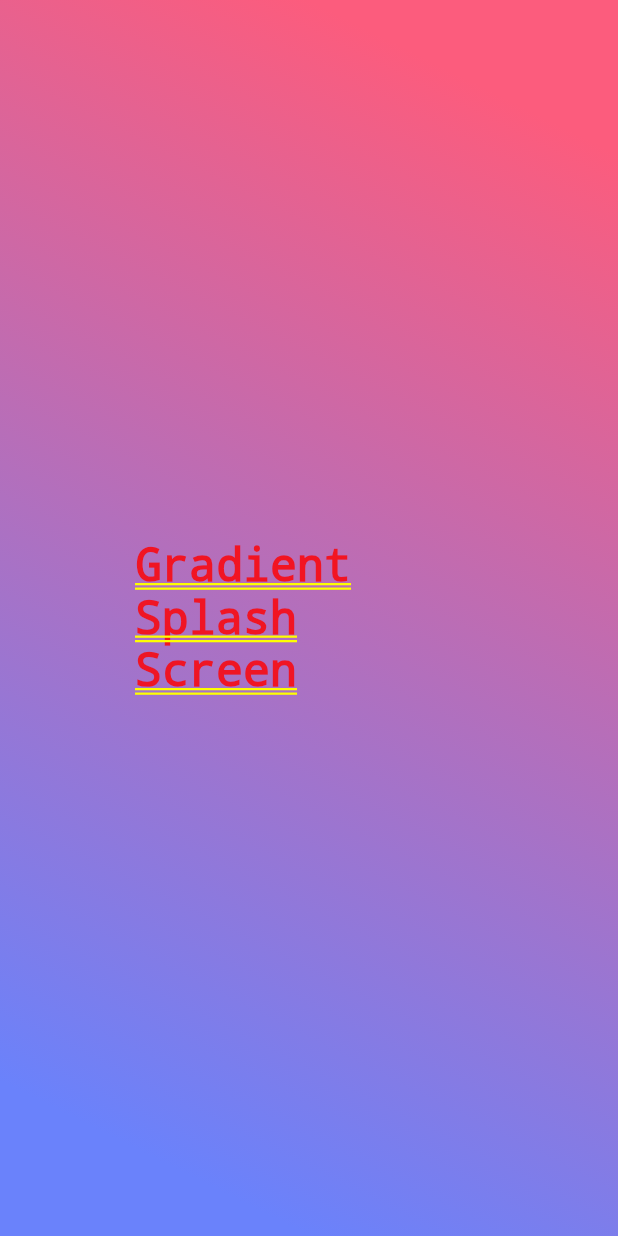
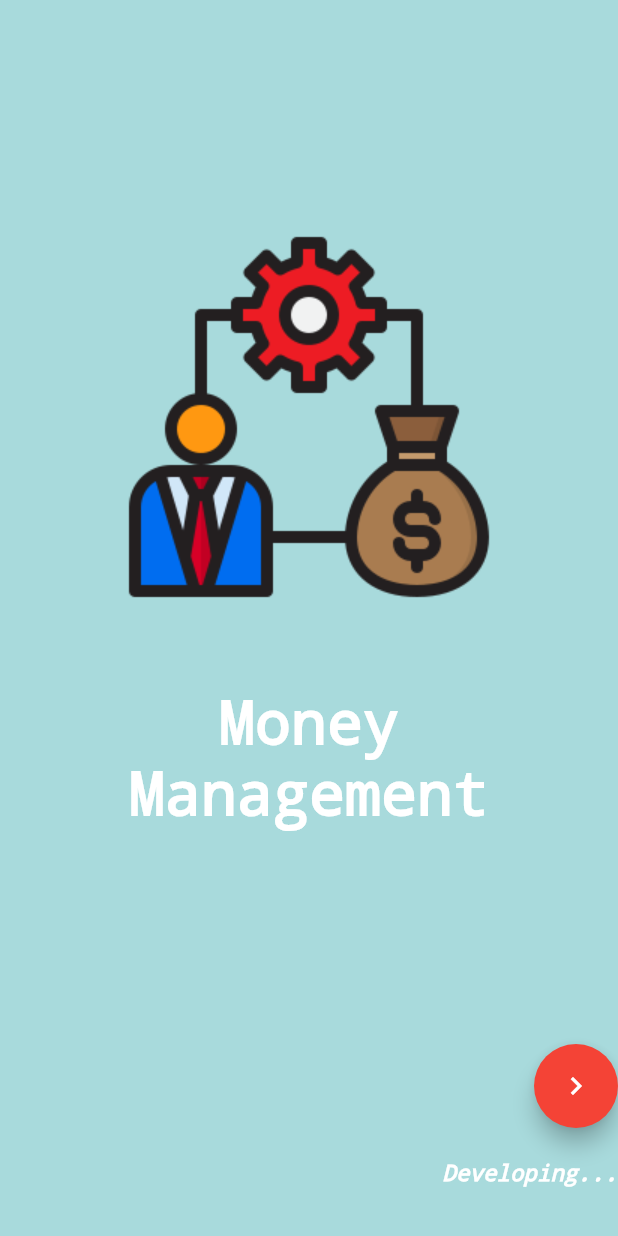
Before and after one commit to hieuvts/money_manager, a Flutter app: the screen it shows after launch, on a phone screen of 412 x 824 dp. Run offline on Flutter 3.47's test engine with Material 2 defaults, Android fonts, the phone set to English and light mode, and no system bars.

Commit message:
#2 Splash Screen + Upload images assets
Thiết kế phần màn hình splash.
Thêm vào một số icon từ flaticon.com

```diff
--- a/lib/main.dart
+++ b/lib/main.dart
@@ -17,24 +17,3 @@ class MyApp extends StatelessWidget {
     );
   }
 }
-
-class MyHomePage extends StatefulWidget {
-  MyHomePage({Key key, this.title}) : super(key: key);
-  final String title;
-  @override
-  _MyHomePageState createState() => _MyHomePageState();
-}
-
-class _MyHomePageState extends State<MyHomePage> {
-  @override
-  Widget build(BuildContext context) {
-    return Scaffold(
-      appBar: AppBar(
-        title: Text(widget.title),
-      ),
-      body: Center(
-        child: Text("Home page"),
-      ),
-    );
-  }
-}
--- /dev/null
+++ b/lib/ui/home/homeScreen.dart
@@ -0,0 +1,21 @@
+import 'package:flutter/material.dart';
+import 'package:flutter/widgets.dart';
+
+class HomeScreen extends StatefulWidget {
+  @override
+  _HomeScreenState createState() => _HomeScreenState();
+}
+
+class _HomeScreenState extends State<HomeScreen> {
+  @override
+  Widget build(BuildContext context) {
+    return Scaffold(
+      appBar: AppBar(
+        title: Text("Money Management"),
+      ),
+      body: Center(
+        child: Text("Home page"),
+      ),
+    );
+  }
+}
--- a/lib/ui/modules/splash/splashScreen.dart
+++ b/lib/ui/modules/splash/splashScreen.dart
@@ -1,4 +1,6 @@
+import 'package:flutter/material.dart';
 import 'package:flutter/widgets.dart';
+import 'package:money_manager/ui/home/homeScreen.dart';
 
 class SplashScreen extends StatefulWidget {
   @override
@@ -9,19 +11,67 @@ class _SplashScreenState extends State<SplashScreen> {
   @override
   Widget build(BuildContext context) {
     return Container(
-      alignment: Alignment.center,
-      decoration: new BoxDecoration(
-        gradient: new LinearGradient(
-          begin: Alignment.topRight,
-          end: Alignment.bottomLeft,
-          stops: [0.1, 0.9],
-          colors: [Color(0xFFFC5C7D), Color(0xFF6A82FB)],
-        ),
-      ),
-      padding: EdgeInsets.symmetric(horizontal: 90.0),
-      child: Text(
-        "Gradient Splash Screen",
-        style: TextStyle(fontSize: 30, fontStyle: FontStyle.normal),
+      color: Color(0xFFA8DADC),
+      child: Column(
+        mainAxisAlignment: MainAxisAlignment.start,
+        children: <Widget>[
+          Row(
+            children: [SizedBox(height: 150)],
+          ),
+          Row(
+            mainAxisAlignment: MainAxisAlignment.center,
+            children: [
+              Container(
+                child: new Image.asset(
+                  "images/splash_logo.png",
+                  fit: BoxFit.fill,
+                ),
+              )
+            ],
+          ),
+          Row(
+            mainAxisAlignment: MainAxisAlignment.center,
+            children: [
+              SizedBox(height: 200),
+              Text(
+                "Money\nManagement",
+                style: TextStyle(
+                    decoration: TextDecoration.none,
+                    fontSize: 40,
+                    color: Colors.white),
+                textAlign: TextAlign.center,
+              )
+            ],
+          ),
+          Row(
+            children: [SizedBox(height: 90)],
+          ),
+          Row(mainAxisAlignment: MainAxisAlignment.end, children: [
+            FloatingActionButton(
+                child: Icon(Icons.navigate_next),
+                backgroundColor: Colors.red,
+                onPressed: () {
+                  Navigator.pushReplacement(context,
+                      MaterialPageRoute(builder: (context) => HomeScreen()));
+                })
+          ]),
+          Row(
+            mainAxisAlignment: MainAxisAlignment.end,
+            children: [
+              SizedBox(
+                height: 60,
+              ),
+              Text(
+                "Developing...",
+                style: TextStyle(
+                    fontStyle: FontStyle.italic,
+                    color: Colors.white,
+                    decoration: TextDecoration.none,
+                    fontSize: 15),
+              )
+            ],
+          ),
+        ],
       ),
     );
   }
```
Also changed, not shown: pubspec.yaml (+2 -38 lines), images/bankruptcy.png (added), images/burger.png (added), images/gas-station.png (added), images/idea.png (added), images/invoice.png (added), images/loan.png (added), images/parking.png (added), images/pills.png (added), images/salary.png (added), images/shopping-cart.png (added), images/splash_logo.png (added), images/square.png (added), 1 other file.
